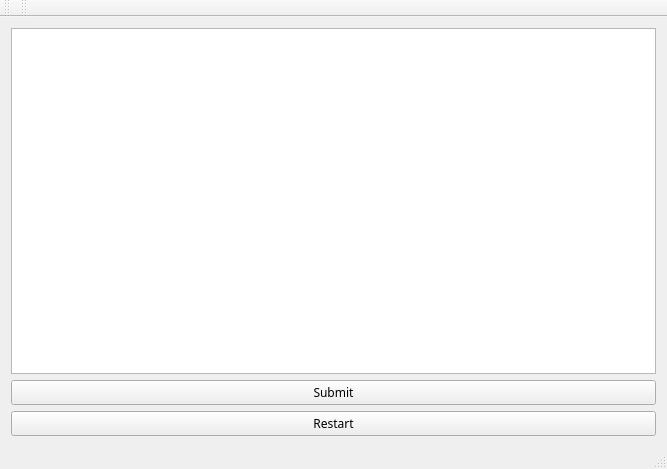
This is mainwindow.ui in Chashm-e-Afreen/The-Digital-Prosodist as Qt 5 draws it before an edit. The edited form follows.
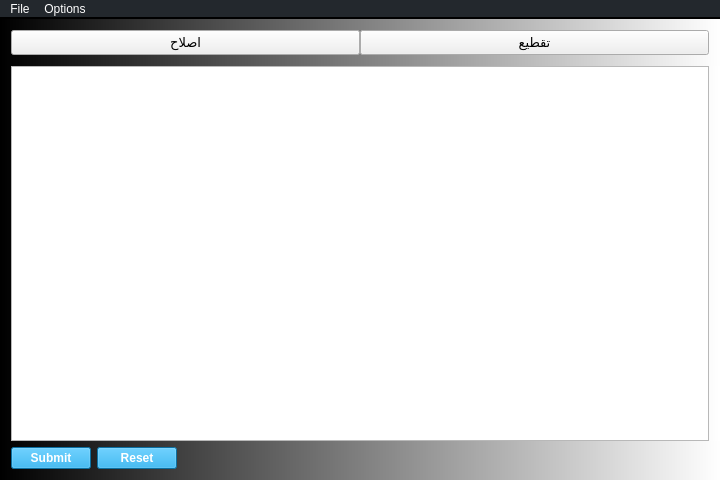
This is the edited form.

Commit message: upadated accumulated_weight

What changed in the file:
```diff
--- a/mainwindow.ui
+++ b/mainwindow.ui
@@ -6,10 +6,16 @@
    <rect>
     <x>0</x>
     <y>0</y>
-    <width>667</width>
-    <height>469</height>
+    <width>720</width>
+    <height>480</height>
    </rect>
   </property>
+  <property name="minimumSize">
+   <size>
+    <width>720</width>
+    <height>480</height>
+   </size>
+  </property>
   <property name="font">
    <font>
     <family>Mehr Nastaliq Web</family>
@@ -24,47 +30,102 @@
   <property name="layoutDirection">
    <enum>Qt::LeftToRight</enum>
   </property>
+  <property name="styleSheet">
+   <string notr="true">QMainWindow {
+	background-color: qlineargradient(spread:pad, x1:0, y1:0, x2:1, y2:0, stop:0 rgba(0, 0, 0, 255), stop:1 rgba(255, 255, 255, 255));
+}</string>
+  </property>
   <widget class="QWidget" name="centralWidget">
    <property name="layoutDirection">
     <enum>Qt::LeftToRight</enum>
    </property>
-   <layout class="QVBoxLayout" name="verticalLayout_5">
+   <property name="styleSheet">
+    <string notr="true"/>
+   </property>
+   <layout class="QVBoxLayout" name="verticalLayout">
     <item>
-     <layout class="QVBoxLayout" name="verticalLayout_4">
+     <layout class="QHBoxLayout" name="horizontalLayout_2">
+      <property name="spacing">
+       <number>0</number>
+      </property>
       <property name="sizeConstraint">
-       <enum>QLayout::SetFixedSize</enum>
+       <enum>QLayout::SetDefaultConstraint</enum>
       </property>
+      <property name="bottomMargin">
+       <number>5</number>
+      </property>
       <item>
-       <widget class="QTextEdit" name="textEdit">
+       <widget class="QPushButton" name="islahButton">
         <property name="font">
          <font>
-          <pointsize>14</pointsize>
+          <pointsize>10</pointsize>
          </font>
         </property>
-        <property name="mouseTracking">
-         <bool>false</bool>
+        <property name="styleSheet">
+         <string notr="true"/>
         </property>
-        <property name="layoutDirection">
-         <enum>Qt::LeftToRight</enum>
+        <property name="text">
+         <string>اصلاح</string>
         </property>
-        <property name="autoFillBackground">
-         <bool>false</bool>
+       </widget>
+      </item>
+      <item>
+       <widget class="QPushButton" name="taqtiButton">
+        <property name="font">
+         <font>
+          <pointsize>10</pointsize>
+         </font>
         </property>
-        <property name="locale">
-         <locale language="Urdu" country="Pakistan"/>
+        <property name="styleSheet">
+         <string notr="true"/>
         </property>
-        <property name="html">
-         <string>&lt;!DOCTYPE HTML PUBLIC &quot;-//W3C//DTD HTML 4.0//EN&quot; &quot;http://www.w3.org/TR/REC-html40/strict.dtd&quot;&gt;
+        <property name="text">
+         <string>تقطیع</string>
+        </property>
+       </widget>
+      </item>
+     </layout>
+    </item>
+    <item>
+     <widget class="QTextEdit" name="textEdit">
+      <property name="font">
+       <font>
+        <family>MS Shell Dlg 2</family>
+        <pointsize>12</pointsize>
+       </font>
+      </property>
+      <property name="mouseTracking">
+       <bool>false</bool>
+      </property>
+      <property name="layoutDirection">
+       <enum>Qt::RightToLeft</enum>
+      </property>
+      <property name="autoFillBackground">
+       <bool>true</bool>
+      </property>
+      <property name="styleSheet">
+       <string notr="true"/>
+      </property>
+      <property name="locale">
+       <locale language="Urdu" country="Pakistan"/>
+      </property>
+      <property name="frameShape">
+       <enum>QFrame::StyledPanel</enum>
+      </property>
+      <property name="html">
+       <string>&lt;!DOCTYPE HTML PUBLIC &quot;-//W3C//DTD HTML 4.0//EN&quot; &quot;http://www.w3.org/TR/REC-html40/strict.dtd&quot;&gt;
 &lt;html&gt;&lt;head&gt;&lt;meta name=&quot;qrichtext&quot; content=&quot;1&quot; /&gt;&lt;style type=&quot;text/css&quot;&gt;
 p, li { white-space: pre-wrap; }
-&lt;/style&gt;&lt;/head&gt;&lt;body style=&quot; font-family:'Mehr Nastaliq Web'; font-size:14pt; font-weight:400; font-style:normal;&quot;&gt;
-&lt;p dir='rtl' style=&quot;-qt-paragraph-type:empty; margin-top:0px; margin-bottom:0px; margin-left:0px; margin-right:0px; -qt-block-indent:0; text-indent:0px; font-size:8.25pt;&quot;&gt;&lt;br /&gt;&lt;/p&gt;&lt;/body&gt;&lt;/html&gt;</string>
-        </property>
-        <property name="acceptRichText">
-         <bool>false</bool>
-        </property>
-       </widget>
-      </item>
+&lt;/style&gt;&lt;/head&gt;&lt;body style=&quot; font-family:'MS Shell Dlg 2'; font-size:12pt; font-weight:400; font-style:normal;&quot;&gt;
+&lt;p dir='rtl' style=&quot;-qt-paragraph-type:empty; margin-top:0px; margin-bottom:0px; margin-left:0px; margin-right:0px; -qt-block-indent:0; text-indent:0px; font-family:'Mehr Nastaliq Web'; font-size:8.25pt;&quot;&gt;&lt;br /&gt;&lt;/p&gt;&lt;/body&gt;&lt;/html&gt;</string>
+      </property>
+      <property name="acceptRichText">
+       <bool>false</bool>
+      </property>
+     </widget>
+    </item>
+    <item>
+     <layout class="QHBoxLayout" name="horizontalLayout">
       <item>
        <widget class="QPushButton" name="pushButton">
         <property name="enabled">
@@ -73,20 +134,56 @@
         <property name="toolTip">
          <string>&lt;html&gt;&lt;head/&gt;&lt;body&gt;&lt;p&gt;Ctrl + Enter&lt;/p&gt;&lt;/body&gt;&lt;/html&gt;</string>
         </property>
+        <property name="styleSheet">
+         <string>QPushButton {
+	background-color: rgb(15, 156, 224);
+	color: white;
+	font-weight: bold;
+}</string>
+        </property>
         <property name="text">
          <string>Submit</string>
         </property>
        </widget>
       </item>
+      <item>
+       <widget class="QPushButton" name="pushButton_2">
+        <property name="minimumSize">
+         <size>
+          <width>80</width>
+          <height>0</height>
+         </size>
+        </property>
+        <property name="styleSheet">
+         <string notr="true">QPushButton {
+	background-color: rgb(15, 156, 224);
+	color: white;
+	font-weight: bold;
+}</string>
+        </property>
+        <property name="text">
+         <string>Reset</string>
+        </property>
+       </widget>
+      </item>
+      <item>
+       <spacer name="horizontalSpacer">
+        <property name="orientation">
+         <enum>Qt::Horizontal</enum>
+        </property>
+        <property name="sizeType">
+         <enum>QSizePolicy::MinimumExpanding</enum>
+        </property>
+        <property name="sizeHint" stdset="0">
+         <size>
+          <width>40</width>
+          <height>20</height>
+         </size>
+        </property>
+       </spacer>
+      </item>
      </layout>
     </item>
-    <item>
-     <widget class="QPushButton" name="pushButton_2">
-      <property name="text">
-       <string>Restart</string>
-      </property>
-     </widget>
-    </item>
    </layout>
   </widget>
   <widget class="QMenuBar" name="menuBar">
@@ -94,30 +191,108 @@
     <rect>
      <x>0</x>
      <y>0</y>
-     <width>667</width>
-     <height>17</height>
+     <width>720</width>
+     <height>21</height>
     </rect>
    </property>
-  </widget>
-  <widget class="QToolBar" name="mainToolBar">
-   <attribute name="toolBarArea">
-    <enum>TopToolBarArea</enum>
-   </attribute>
-   <attribute name="toolBarBreak">
-    <bool>false</bool>
-   </attribute>
-  </widget>
-  <widget class="QStatusBar" name="statusBar"/>
-  <widget class="QToolBar" name="toolBar">
-   <property name="windowTitle">
-    <string>toolBar</string>
+   <property name="font">
+    <font>
+     <pointsize>9</pointsize>
+    </font>
    </property>
-   <attribute name="toolBarArea">
-    <enum>TopToolBarArea</enum>
-   </attribute>
-   <attribute name="toolBarBreak">
+   <property name="autoFillBackground">
     <bool>false</bool>
-   </attribute>
+   </property>
+   <property name="styleSheet">
+    <string notr="true">QMenuBar {
+	color: white;
+	background-color: rgb(35, 40, 45);
+	border-color: rgb(35, 40, 45);
+	border-bottom: 2px solid black;
+}
+
+QMenuBar::item:selected {
+	color: black;
+	background-color: white;
+}
+</string>
+   </property>
+   <widget class="QMenu" name="menuFile">
+    <property name="layoutDirection">
+     <enum>Qt::LeftToRight</enum>
+    </property>
+    <property name="autoFillBackground">
+     <bool>false</bool>
+    </property>
+    <property name="styleSheet">
+     <string notr="true">QMenu {
+	background-color: white;
+	border-color: white;
+	outline-color: white;
+	color: black;
+	margin: 0px;
+}
+
+:selected {
+	color: white;
+	background-color: rgb(15, 156, 224);
+	outline-color: rgb(15, 156, 224);
+	border-color: rgb(15, 156, 224);
+	margin: 0px;
+}
+
+</string>
+    </property>
+    <property name="tearOffEnabled">
+     <bool>false</bool>
+    </property>
+    <property name="title">
+     <string>File</string>
+    </property>
+    <property name="separatorsCollapsible">
+     <bool>false</bool>
+    </property>
+    <addaction name="actionExit"/>
+   </widget>
+   <widget class="QMenu" name="menuOptions">
+    <property name="layoutDirection">
+     <enum>Qt::LeftToRight</enum>
+    </property>
+    <property name="autoFillBackground">
+     <bool>false</bool>
+    </property>
+    <property name="styleSheet">
+     <string notr="true">QMenu {
+	background-color: white;
+	border-color: white;
+	outline-color: white;
+	color: black;
+	margin: 0px;
+}
+
+:selected {
+	color: white;
+	background-color: rgb(15, 156, 224);
+	outline-color: rgb(15, 156, 224);
+	border-color: rgb(15, 156, 224);
+	margin: 0px;
+}
+
+</string>
+    </property>
+    <property name="tearOffEnabled">
+     <bool>false</bool>
+    </property>
+    <property name="title">
+     <string>Options</string>
+    </property>
+    <property name="separatorsCollapsible">
+     <bool>false</bool>
+    </property>
+    <addaction name="actionFont_Size"/>
+   </widget>
+   <addaction name="menuFile"/>
+   <addaction name="menuOptions"/>
   </widget>
  </widget>
  <layoutdefault spacing="6" margin="11"/>
```
Left out of the diff: 10 changed lines with no effect on the pictures. The commit also changes 3 other files.
